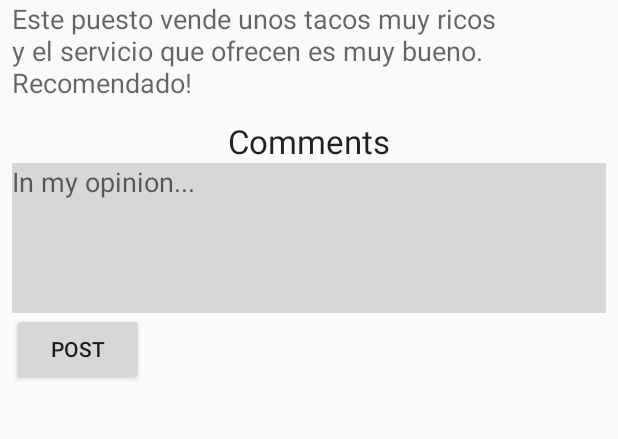
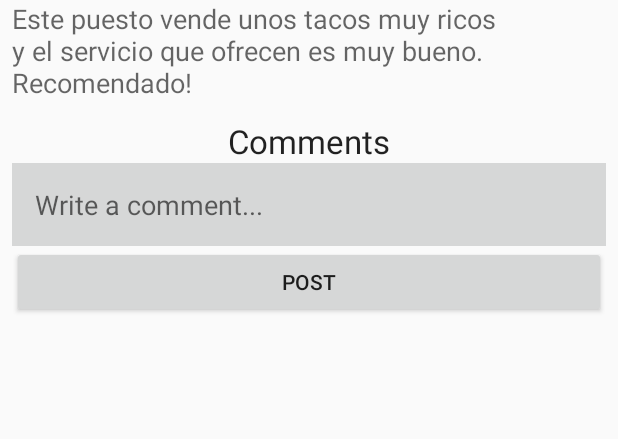
Before and after one commit to RaulGarciaCarrillo/ProyectoMovil, an Android app: the layout detalle_puesto.xml on its own in the app's theme, with its tools: preview values and no code run, on a phone screen of 412 x 824 dp, the part 356-795 px from its top. Run offline under Robolectric (Android 15) with nearby library versions, the phone set to English and light mode, and no system bars.

Commit message:
Pantalla detalle puesto

```diff
--- a/app/src/main/res/layout/detalle_puesto.xml
+++ b/app/src/main/res/layout/detalle_puesto.xml
@@ -57,17 +57,18 @@
                 android:layout_below="@+id/tvComment" />
 
             <EditText
-                android:layout_width="fill_parent"
-                android:layout_height="100dp"
+                android:layout_width="match_parent"
+                android:layout_height="wrap_content"
                 android:id="@+id/editComment"
                 android:inputType="textMultiLine"
                 android:hint="@string/comments_Comment"
                 android:layout_below="@+id/lstComennts"
                 android:gravity="top"
-                android:background="@color/button_material_light"/>
+                android:background="@color/button_material_light"
+                android:padding="15dp" />
 
             <Button
-                android:layout_width="wrap_content"
+                android:layout_width="match_parent"
                 android:layout_height="wrap_content"
                 android:text="@string/comments_btnPost"
                 android:id="@+id/btnPost"
--- a/app/src/main/res/values/strings.xml
+++ b/app/src/main/res/values/strings.xml
@@ -12,7 +12,7 @@
     <string name="add_Description">Description</string>
     <string name="add_Description_Hint">The restaurant is...</string>
 
-    <string name="comments_Comment">In my opinion...</string>
+    <string name="comments_Comment">Write a comment...</string>
     <string name="comments_btnPost">Post</string>
 
     <string name="detail_Comment">Comments</string>
```
Also changed, not shown: 1 other file.
